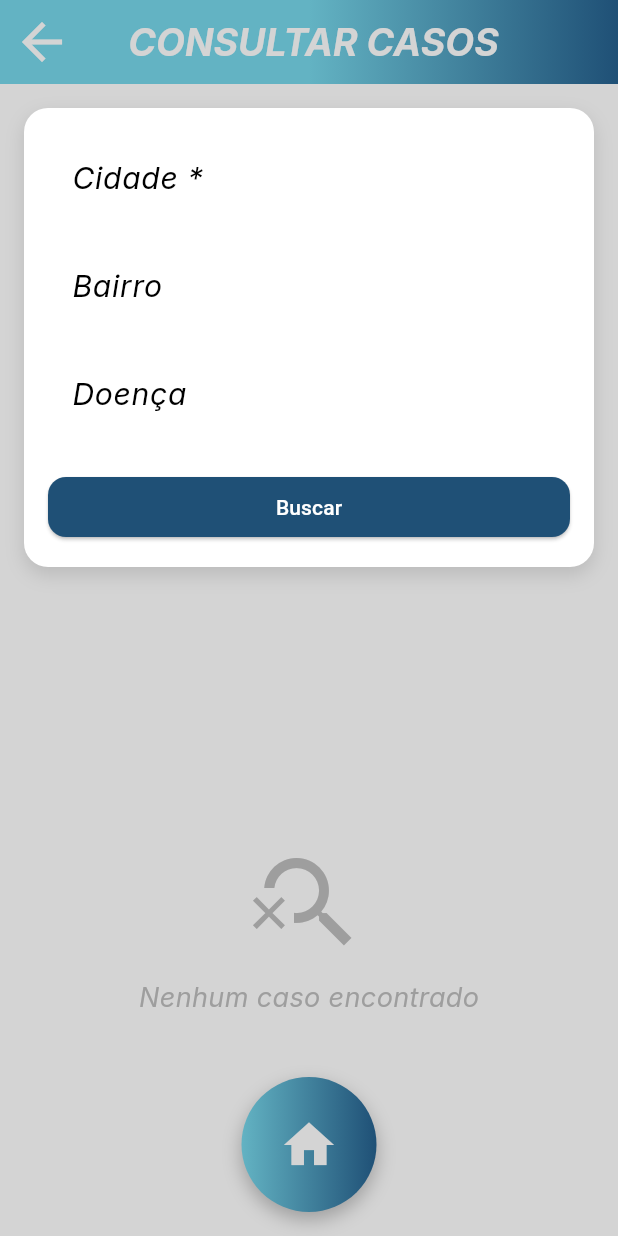
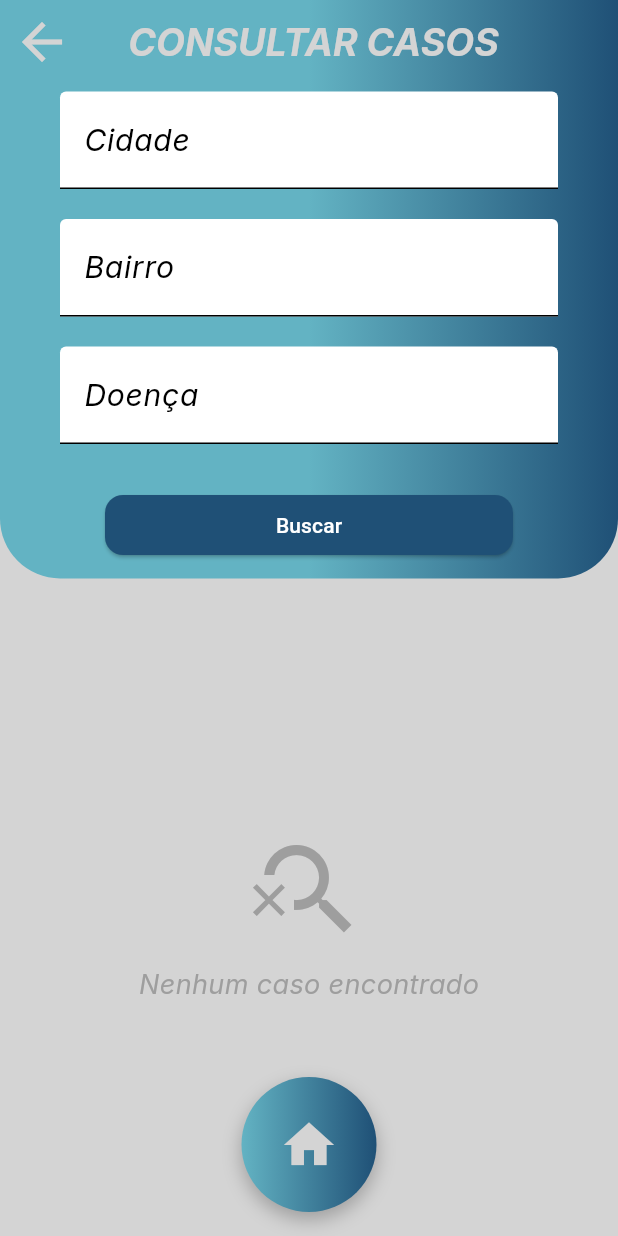
Before and after one commit to GabrielHR0sa/HealthCheck_front-end, a Flutter app: the SearchPage screen opened by its route, after a tap on "Buscar", on a phone screen of 412 x 824 dp. Run offline on Flutter 3.47's test engine with Material 3 defaults, Android fonts, the light colour scheme and no system bars; our stand-ins replace awesome_dialog, dio, flutter_animate, flutter_spinkit, google_fonts, google_maps_flutter and 1 more; accounts and stored records are empty; network calls fail.

Commit message:
Finishing the changes in the search screen and in the case service

```diff
--- a/analysis_options.yaml
+++ b/analysis_options.yaml
@@ -10,6 +10,8 @@
 analyzer:
   errors:
     use_build_context_synchronously: ignore
+    unused_local_variable: ignore
+    avoid_print: ignore
 include: package:flutter_lints/flutter.yaml
 
 linter:
--- a/lib/main.dart
+++ b/lib/main.dart
@@ -9,7 +9,6 @@ import 'package:health_check/src/view/gripe_page.dart';
 import 'package:health_check/src/view/home_page.dart';
 import 'package:health_check/src/view/login_page.dart';
 import 'package:health_check/src/view/map_page.dart';
-import 'package:health_check/src/view/recomendation_page.dart';
 import 'package:health_check/src/view/search_page.dart';
 import 'package:health_check/src/view/splash_page.dart';
 import 'package:health_check/src/view/account_page.dart';
--- a/lib/src/service/case_service.dart
+++ b/lib/src/service/case_service.dart
@@ -17,15 +17,15 @@ class CaseService {
 
   Future<Response> searchCases(CaseSearchRequestDTO searchDTO) async {
   try {
-      final response = await _dio.get(
-        'cases/search',
-        data:
-            searchDTO
-                .toJson(),
+    final response = await _dio.request(
+      '/cases/search',
+      data: searchDTO.toJson(),
+      options: Options(method: 'GET'),
     );
     return response;
   } on DioException catch (e) {
     throw Exception(e.response?.data['message'] ?? 'Erro ao buscar casos');
   }
 }
+
 }
--- a/lib/src/view/focus_page.dart
+++ b/lib/src/view/focus_page.dart
@@ -366,7 +366,7 @@ class _DropDownSicState extends State<DropDownSic> {
             widget.notifierSic.value =
                 value!; // Atualiza o ValueNotifier com o valor exibido (desniv)
             selSic.text =
-                selectedItem['codsic']
+                selectedItem['dessic']
                     .toString(); // Atualiza o SelNiv com o valor de codniv
           },
           dropdownMenuEntries:
--- a/lib/src/view/recomendation_page.dart
+++ b/lib/src/view/recomendation_page.dart
@@ -1,5 +1,4 @@
 import 'package:flutter/material.dart';
-import 'package:flutter_animate/flutter_animate.dart';
 
 // Importa a lista sicknessL de onde ela estiver
 import 'package:health_check/src/model/sicknessList.dart';
--- a/lib/src/view/search_page.dart
+++ b/lib/src/view/search_page.dart
@@ -1,6 +1,6 @@
-import 'package:dio/dio.dart';
 import 'package:flutter/material.dart';
-import 'package:health_check/src/dio_client.dart';
+import 'package:health_check/src/model/case_search_request_dto.dart';
+import 'package:health_check/src/service/case_service.dart';
 
 class SearchPage extends StatefulWidget {
   const SearchPage({super.key});
@@ -18,24 +18,20 @@ class _SearchPageState extends State<SearchPage> {
 
   Future<void> searchCases() async {
     try {
-    final Map<String, dynamic> queryParams = {
-      'city': cityController.text,
-    };
-
-    if (neighborhoodController.text.isNotEmpty) {
-      queryParams['neighborhood'] = neighborhoodController.text;
-    }
-    if (diseaseController.text.isNotEmpty) {
-      queryParams['disease'] = diseaseController.text;
-    }
-
-    final response = await DioClient.dio.get(
-      '/cases/search',
-      queryParameters: queryParams,
+      final searchDTO = CaseSearchRequestDTO(
+        city: cityController.text,
+        neighborhood:
+            neighborhoodController.text.isNotEmpty
+                ? neighborhoodController.text
+                : null,
+        disease:
+            diseaseController.text.isNotEmpty ? diseaseController.text : null,
       );
 
+      final response = await CaseService().searchCases(searchDTO);
+
       setState(() {
-      searchResults = response.data['cases'] ?? []; // caso não venha 'cases'
+        searchResults = response.data['cases'] ?? [];
       });
     } catch (e) {
       print('Erro ao buscar casos: $e');
@@ -44,7 +40,6 @@ class _SearchPageState extends State<SearchPage> {
       });
     }
   }
-
 
   @override
   Widget build(BuildContext context) {
@@ -59,10 +54,7 @@ class _SearchPageState extends State<SearchPage> {
             gradient: LinearGradient(
               begin: Alignment.center,
               end: Alignment.centerRight,
-              colors: [
-                Color(0xFF63B3C3),
-                Color(0xFF1F5076),
-              ],
+              colors: [Color(0xFF63B3C3), Color(0xFF1F5076)],
             ),
           ),
           child: AppBar(
@@ -91,49 +83,79 @@ class _SearchPageState extends State<SearchPage> {
       body: Align(
         alignment: Alignment.topCenter,
         child: SingleChildScrollView(
+          child: SafeArea(
             child: Column(
               children: [
-              Container(
-                padding: const EdgeInsets.all(16),
-                margin: const EdgeInsets.all(16),
-                decoration: BoxDecoration(
-                  color: Colors.white,
-                  borderRadius: BorderRadius.circular(16),
-                  boxShadow: [
-                    BoxShadow(
-                      color: Colors.black12,
-                      blurRadius: 10,
-                      offset: Offset(0, 5),
+                Center(
+                  child: Container(
+                    width: largura * 1,
+                    height: altura * 0.4,
+                    decoration: const BoxDecoration(
+                      borderRadius: BorderRadius.only(
+                        bottomLeft: Radius.circular(40),
+                        bottomRight: Radius.circular(40),
                       ),
+                      gradient: LinearGradient(
+                        begin: Alignment.center,
+                        end: Alignment.centerRight,
+                        colors: [
+                          Color(0xFF63B3C3), // #63b3c3
+                          Color(0xFF1F5076), // #1f5076
                         ],
                       ),
+                    ),
+                    child: SingleChildScrollView(
+                      physics: BouncingScrollPhysics(),
                       child: Column(
                         children: [
-                    TextFormField(
+                          Padding(
+                            padding: const EdgeInsets.symmetric(
+                              horizontal: 40,
+                              vertical: 5,
+                            ),
+                            child: TextFormField(
                               controller: cityController,
-                      decoration: const InputDecoration(
-                        labelText: 'Cidade *',
-                        border: OutlineInputBorder(),
+                              decoration: InputDecoration(
+                                filled: true,
+                                labelText: 'Cidade',
+                              ),
                             ),
                           ),
                           const SizedBox(height: 10),
-                    TextFormField(
+                          Padding(
+                            padding: const EdgeInsets.symmetric(
+                              horizontal: 40,
+                              vertical: 5,
+                            ),
+                            child: TextFormField(
                               controller: neighborhoodController,
-                      decoration: const InputDecoration(
+                              decoration: InputDecoration(
+                                filled: true,
                                 labelText: 'Bairro',
-                        border: OutlineInputBorder(),
+                              ),
                             ),
                           ),
                           const SizedBox(height: 10),
-                    TextFormField(
+                          Padding(
+                            padding: const EdgeInsets.symmetric(
+                              horizontal: 40,
+                              vertical: 5,
+                            ),
+                            child: TextFormField(
                               controller: diseaseController,
-                      decoration: const InputDecoration(
+                              decoration: InputDecoration(
+                                filled: true,
                                 labelText: 'Doença',
-                        border: OutlineInputBorder(),
+                              ),
                             ),
                           ),
                           const SizedBox(height: 20),
-                    SizedBox(
+                          Padding(
+                            padding: const EdgeInsets.symmetric(
+                              horizontal: 70,
+                              vertical: 5,
+                            ),
+                            child: SizedBox(
                               width: double.infinity,
                               child: ElevatedButton(
                                 onPressed: searchCases,
@@ -149,24 +171,33 @@ class _SearchPageState extends State<SearchPage> {
                                 ),
                               ),
                             ),
+                          ),
                         ],
+                      ),
+                    ),
                   ),
                 ),
                 const SizedBox(height: 20),
                 SizedBox(
                   height: altura * 0.5,
-                child: searchResults.isEmpty
+                  child:
+                      searchResults.isEmpty
                           ? Center(
                             child: Column(
                               mainAxisAlignment: MainAxisAlignment.center,
                               children: const [
-                            Icon(Icons.search_off,
-                                size: 80, color: Colors.grey),
+                                Icon(
+                                  Icons.search_off,
+                                  size: 80,
+                                  color: Colors.grey,
+                                ),
                                 SizedBox(height: 10),
                                 Text(
                                   'Nenhum caso encontrado',
-                              style:
-                                  TextStyle(fontSize: 18, color: Colors.grey),
+                                  style: TextStyle(
+                                    fontSize: 18,
+                                    color: Colors.grey,
+                                  ),
                                 ),
                               ],
                             ),
@@ -175,20 +206,47 @@ class _SearchPageState extends State<SearchPage> {
                             itemCount: searchResults.length,
                             itemBuilder: (context, index) {
                               final item = searchResults[index];
-                          return Card(
+                              return Padding(
+                                padding: const EdgeInsets.symmetric(
+                                  horizontal: 8,
+                                  vertical: 5,
+                                ),
+                                child: Card(
+                                  color: Color(0xFF1A9AB4),
+                                  elevation: 4,
+
                                   margin: const EdgeInsets.symmetric(
-                                horizontal: 16, vertical: 8),
+                                    horizontal: 16,
+                                    vertical: 8,
+                                  ),
                                   child: ListTile(
-                              title: Text(item['disease']),
+                                    leading: Icon(
+                                      Icons.sick,
+                                      color: Color.fromARGB(255, 56, 113, 193),
+                                      size: 30,
+                                    ),
+                                    title: Text(
+                                      item['disease'],
+                                      style:
+                                          Theme.of(
+                                            context,
+                                          ).textTheme.titleMedium,
+                                    ),
                                     subtitle: Text(
-                                  '${item['city']}, ${item['neighborhood']}'),
-                              trailing: const Icon(Icons.chevron_right),
+                                      '${item['city']}, ${item['neighborhood']}',
+                                      style:
+                                          Theme.of(
+                                            context,
+                                          ).textTheme.titleMedium,
+                                    ),
+                                  ),
                                 ),
                               );
                             },
                           ),
                 ),
               ],
+            ),
           ),
         ),
       ),
```
Lines whose indentation alone changed are shown as unchanged.
